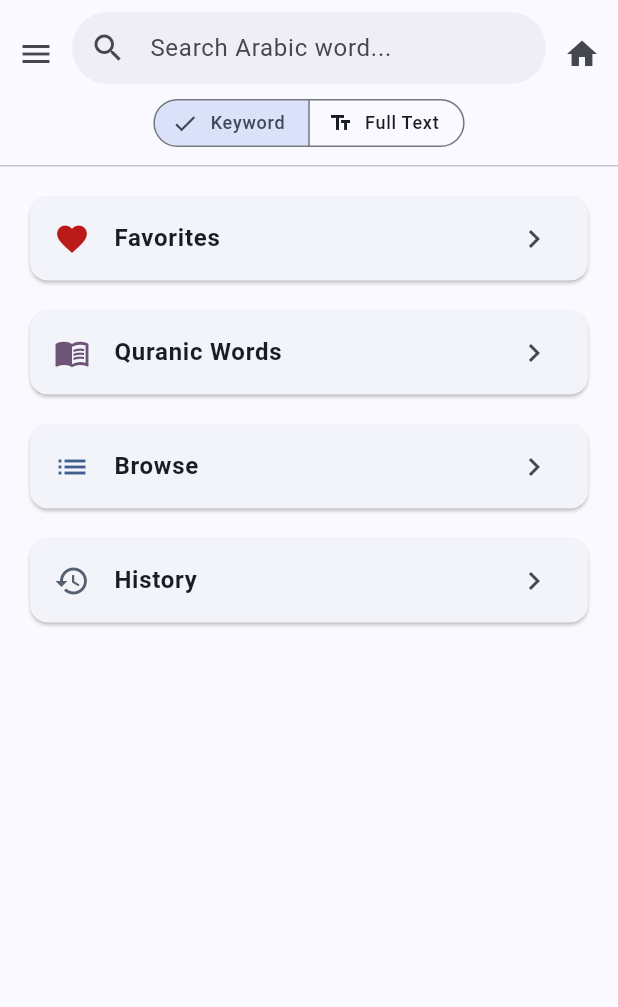
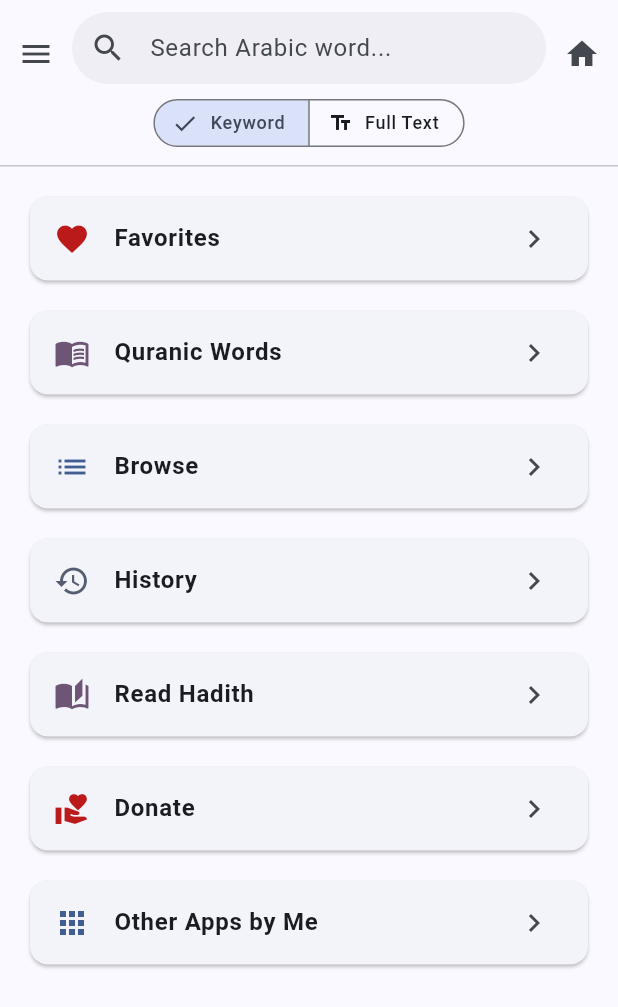
Before and after one commit to GibreelAbdullah/HansWehrDictionary, a Flutter app: the screen it shows after launch, on a phone screen of 412 x 824 dp. Shown: the top 1007 px of the screen. Run offline on Flutter 3.47's test engine with Material 3 defaults, Android fonts, the phone set to English and light mode, and no system bars; our stand-ins replace flutter_markdown_plus, flutter_riverpod, go_router, shared_preferences, sqflite_common, sqflite_common_ffi and 1 more; missing offline and left inert: sqlite3; accounts and stored records are empty; network calls fail.

Commit message:
Added donate and other screens

```diff
--- a/lib/presentation/router.dart
+++ b/lib/presentation/router.dart
@@ -9,6 +9,7 @@ import 'screens/transliteration_screen.dart';
 import 'screens/settings_screen.dart';
 import 'screens/theme_settings_screen.dart';
 import 'screens/about_screen.dart';
+import 'screens/donate_screen.dart';
 
 final routerProvider = Provider<GoRouter>((ref) {
   return GoRouter(
@@ -85,6 +86,10 @@ final routerProvider = Provider<GoRouter>((ref) {
         path: '/about',
         builder: (context, state) => const AboutScreen(),
       ),
+      GoRoute(
+        path: '/donate',
+        builder: (context, state) => const DonateScreen(),
+      ),
     ],
   );
 });
--- a/lib/presentation/screens/home_screen.dart
+++ b/lib/presentation/screens/home_screen.dart
@@ -284,6 +284,27 @@ class _Dashboard extends ConsumerWidget {
             color: cs.secondary,
             title: 'History',
             onTap: () => context.go('/history'),
+          ),
+          const SizedBox(height: 12),
+          _Tile(
+            icon: Icons.auto_stories,
+            color: cs.tertiary,
+            title: 'Read Hadith',
+            onTap: () => launchUrl(Uri.parse('https://www.hadithhub.com/')),
+          ),
+          const SizedBox(height: 12),
+          _Tile(
+            icon: Icons.volunteer_activism,
+            color: cs.error,
+            title: 'Donate',
+            onTap: () => context.push('/donate'),
+          ),
+          const SizedBox(height: 12),
+          _Tile(
+            icon: Icons.apps,
+            color: cs.primary,
+            title: 'Other Apps by Me',
+            onTap: () => launchUrl(Uri.parse('https://play.google.com/store/apps/developer?id=Gibreel+Abdullah')),
           ),
           const SizedBox(height: 12),
           const _RemoteMessage(),
--- a/pubspec.yaml
+++ b/pubspec.yaml
@@ -1,7 +1,7 @@
 name: hanswehr
 description: "Hans Wehr Arabic-English Dictionary"
 publish_to: 'none'
-version: 2.8.3+283
+version: 2.10.0+21000
 
 environment:
   sdk: ^3.10.4
```
Also changed, not shown: lib/presentation/screens/donate_screen.dart (added, +112 -0 lines).
